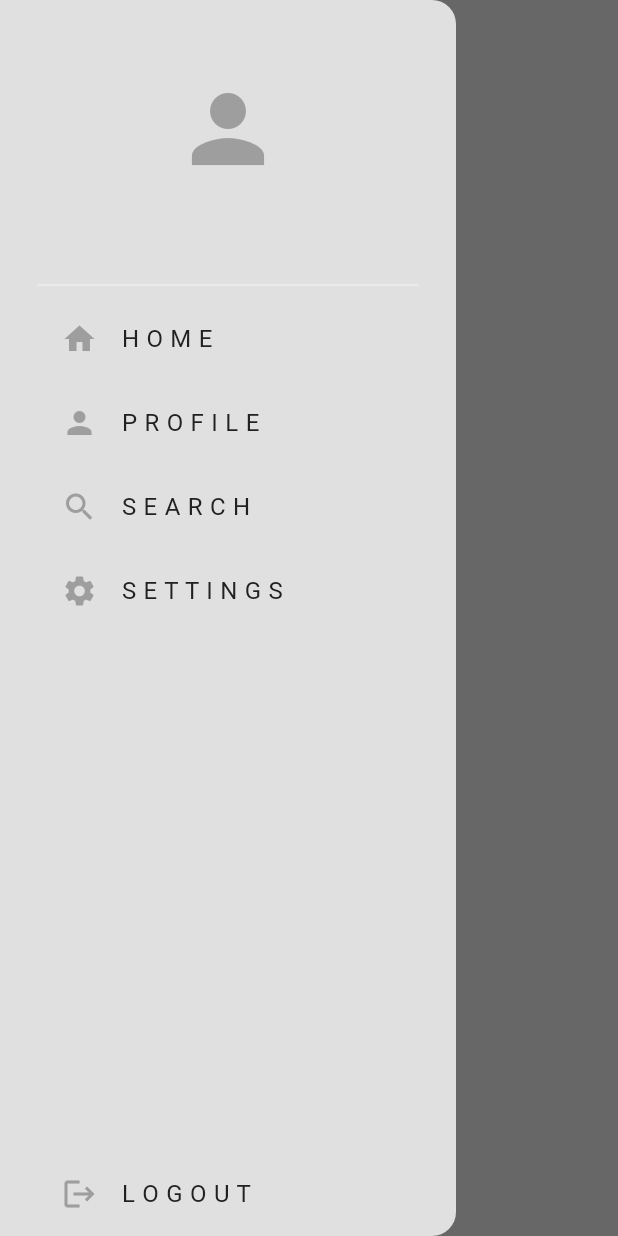
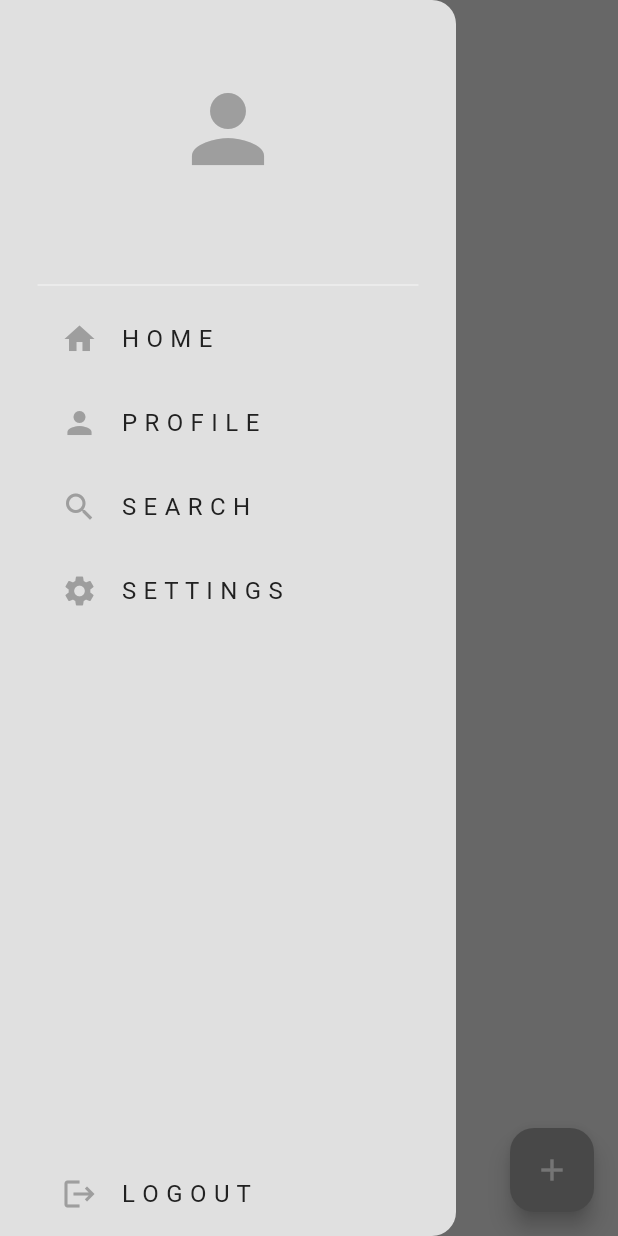
Before and after one commit to snoopy-thon/twitter_clone_app, a Flutter app: the screen it shows once a user with an empty profile is signed in, with the side drawer open, on a phone screen of 412 x 824 dp. Run offline on Flutter 3.47's test engine with Material 3 defaults, Android fonts, the phone set to English and light mode, and no system bars; our stand-ins replace cloud_firestore, firebase_auth, firebase_core; accounts and stored records are empty; generated files the repository leaves out were written again.

Commit message:
feat(HomePage): 포스트한 게시물 홈페이지에서 리스트형식으로 보여주기

```diff
--- a/lib/pages/home_page.dart
+++ b/lib/pages/home_page.dart
@@ -1,5 +1,11 @@
 import 'package:flutter/material.dart';
+import 'package:provider/provider.dart';
 import 'package:twitter_clone_app/components/my_drawer.dart';
+import 'package:twitter_clone_app/components/my_input_alert_box.dart';
+import 'package:twitter_clone_app/components/my_post_tile.dart';
+import 'package:twitter_clone_app/services/database/database_provider.dart';
+
+import '../models/post.dart';
 
 class HomePage extends StatefulWidget {
   const HomePage({super.key});
@@ -9,16 +15,69 @@ class HomePage extends StatefulWidget {
 }
 
 class _HomePageState extends State<HomePage> {
+  late final databaseProvider =
+      Provider.of<DatabaseProvider>(context, listen: false);
+
+  late final listeningProvider = Provider.of<DatabaseProvider>(context);
+  final _messageController = TextEditingController();
+
+  @override
+  void initState() {
+    super.initState();
+
+    loadAllPosts();
+  }
+
+  Future<void> loadAllPosts() async {
+    await databaseProvider.loadAllPosts();
+  }
+
+  void _openPostMessageBox() {
+    showDialog(
+      context: context,
+      builder: (context) => MyInputAlertBox(
+          textController: _messageController,
+          hintText: "What's on your mind?",
+          onPressed: () async {
+            await postMessage(_messageController.text);
+          },
+          onPressedText: "Post"),
+    );
+  }
+
+  Future<void> postMessage(String message) async {
+    await databaseProvider.postMessage(message);
+  }
+
   @override
   Widget build(BuildContext context) {
     return Scaffold(
       backgroundColor: Theme.of(context).colorScheme.surface,
-      drawer: const MyDrawer(),
+      drawer: MyDrawer(),
       appBar: AppBar(
         title: const Text('H O M E'),
         centerTitle: true,
         foregroundColor: Theme.of(context).colorScheme.primary,
       ),
+      floatingActionButton: FloatingActionButton(
+        onPressed: _openPostMessageBox,
+        child: const Icon(Icons.add),
+      ),
+      body: _buildPostList(listeningProvider.allPosts),
     );
   }
+
+  Widget _buildPostList(List<Post> posts) {
+    return posts.isEmpty
+        ? const Center(
+            child: Text("Nothing here.."),
+          )
+        : ListView.builder(
+            itemCount: posts.length,
+            itemBuilder: (context, index) {
+              final post = posts[index];
+
+              return MyPostTile(post: post);
+            });
+  }
 }
```
